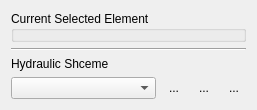
The window that src/ui/reoshydraulicnetworkwidget.ui (vcloarec/ReosProject) describes before a commit, drawn with Qt 5.
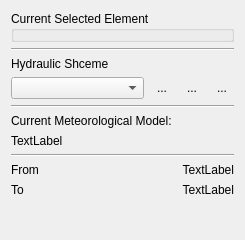
The same window after the commit. Icons and pictures are not drawn. Custom widgets are drawn as their Qt base class.

Commit message: improve time managment

```diff
--- a/src/ui/reoshydraulicnetworkwidget.ui
+++ b/src/ui/reoshydraulicnetworkwidget.ui
@@ -6,8 +6,8 @@
    <rect>
     <x>0</x>
     <y>0</y>
-    <width>257</width>
-    <height>108</height>
+    <width>245</width>
+    <height>240</height>
    </rect>
   </property>
   <property name="windowTitle">
@@ -113,6 +113,82 @@
      </item>
     </layout>
    </item>
+   <item>
+    <layout class="QGridLayout" name="gridLayout">
+     <property name="bottomMargin">
+      <number>0</number>
+     </property>
+     <item row="2" column="0">
+      <widget class="QLabel" name="mLabelMeteoModel">
+       <property name="text">
+        <string>TextLabel</string>
+       </property>
+      </widget>
+     </item>
+     <item row="1" column="0">
+      <widget class="QLabel" name="label_2">
+       <property name="text">
+        <string>Current Meteorological Model:</string>
+       </property>
+      </widget>
+     </item>
+     <item row="0" column="0">
+      <widget class="Line" name="line_2">
+       <property name="orientation">
+        <enum>Qt::Horizontal</enum>
+       </property>
+      </widget>
+     </item>
+    </layout>
+   </item>
+   <item>
+    <widget class="Line" name="line_3">
+     <property name="orientation">
+      <enum>Qt::Horizontal</enum>
+     </property>
+    </widget>
+   </item>
+   <item>
+    <layout class="QGridLayout" name="gridLayout_2">
+     <property name="bottomMargin">
+      <number>0</number>
+     </property>
+     <item row="0" column="1">
+      <widget class="QLabel" name="mLabelStartTime">
+       <property name="text">
+        <string>TextLabel</string>
+       </property>
+       <property name="alignment">
+        <set>Qt::AlignRight|Qt::AlignTrailing|Qt::AlignVCenter</set>
+       </property>
+      </widget>
+     </item>
+     <item row="0" column="0">
+      <widget class="QLabel" name="label_3">
+       <property name="text">
+        <string>From</string>
+       </property>
+      </widget>
+     </item>
+     <item row="1" column="0">
+      <widget class="QLabel" name="label_5">
+       <property name="text">
+        <string>To</string>
+       </property>
+      </widget>
+     </item>
+     <item row="1" column="1">
+      <widget class="QLabel" name="mLabelEndTime">
+       <property name="text">
+        <string>TextLabel</string>
+       </property>
+       <property name="alignment">
+        <set>Qt::AlignRight|Qt::AlignTrailing|Qt::AlignVCenter</set>
+       </property>
+      </widget>
+     </item>
+    </layout>
+   </item>
    <item>
     <spacer name="verticalSpacer">
      <property name="orientation">
```
The commit also changes 36 other files.
